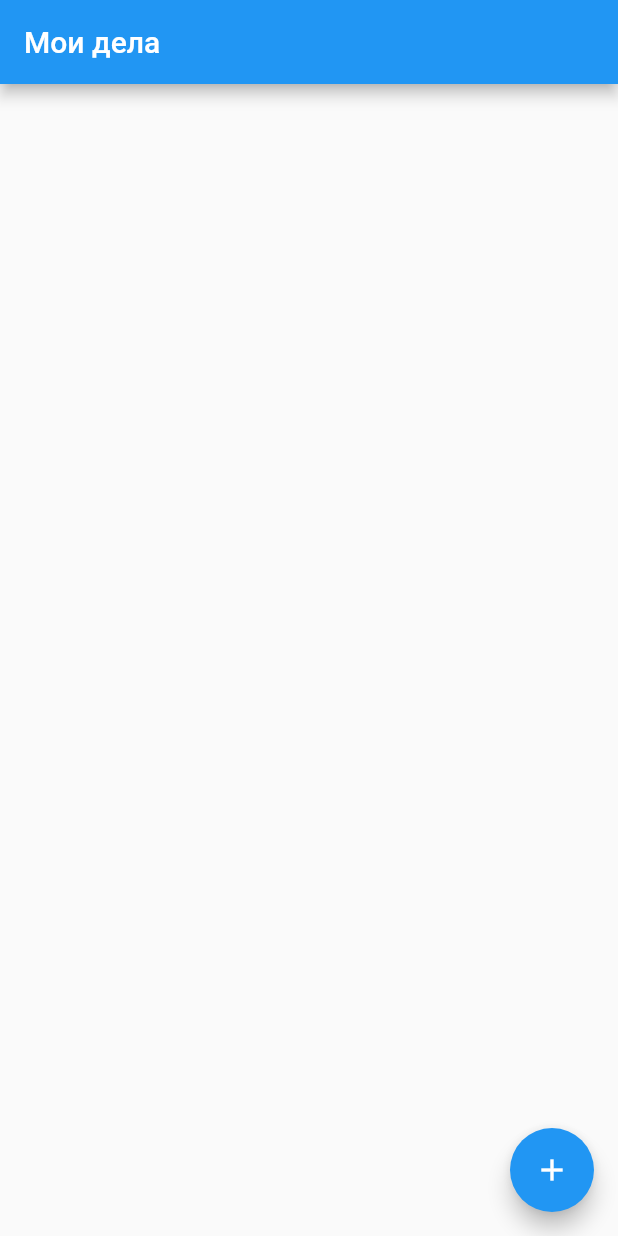
After one commit to maksimn/todolistflutter, a Flutter app: the screen it shows after launch, on a phone screen of 412 x 824 dp. The commit adds this screen. Run offline on Flutter 3.47's test engine with Material 2 defaults, Android fonts, the phone set to English and light mode, and no system bars.

Commit message:
[TDLF-1]: MainTodoList class init.

```diff
--- a/lib/main.dart
+++ b/lib/main.dart
@@ -1,5 +1,5 @@
-import 'package:flutter/foundation.dart';
 import 'package:flutter/material.dart';
+import 'main_todolist/main_todolist_widget.dart';
 
 void main() {
   runApp(const MyApp());
@@ -10,44 +10,14 @@ class MyApp extends StatelessWidget {
 
   @override
   Widget build(BuildContext context) {
+    const title = 'Мои дела';
+
     return MaterialApp(
-      title: 'Мои дела',
+      title: title,
       theme: ThemeData(
         primarySwatch: Colors.blue,
       ),
-      home: const MyHomePage(title: 'Мои дела'),
+      home: const MainTodoListWidget(title: title),
     );
   }
 }
-
-class MyHomePage extends StatefulWidget {
-  const MyHomePage({Key? key, required this.title}) : super(key: key);
-
-  final String title;
-
-  @override
-  State<MyHomePage> createState() => _MyHomePageState();
-}
-
-class _MyHomePageState extends State<MyHomePage> {
-  void _onPlusButtonPressed() {
-    if (kDebugMode) {
-      print('Plus button pressed on main screen');
-    }
-  }
-
-  @override
-  Widget build(BuildContext context) {
-    return Scaffold(
-      appBar: AppBar(
-        title: Text(widget.title),
-      ),
-      body: const Center(),
-      floatingActionButton: FloatingActionButton(
-        onPressed: _onPlusButtonPressed,
-        tooltip: 'Create new Todo',
-        child: const Icon(Icons.add),
-      ),
-    );
-  }
-}
--- /dev/null
+++ b/lib/main_todolist/main_todolist_widget.dart
@@ -0,0 +1,34 @@
+import 'package:flutter/foundation.dart';
+import 'package:flutter/material.dart';
+
+class MainTodoListWidget extends StatefulWidget {
+  const MainTodoListWidget({Key? key, required this.title}) : super(key: key);
+
+  final String title;
+
+  @override
+  State<MainTodoListWidget> createState() => _MainTodoListWidgetState();
+}
+
+class _MainTodoListWidgetState extends State<MainTodoListWidget> {
+  void _onPlusButtonPressed() {
+    if (kDebugMode) {
+      print('Plus button pressed on main screen');
+    }
+  }
+
+  @override
+  Widget build(BuildContext context) {
+    return Scaffold(
+      appBar: AppBar(
+        title: Text(widget.title),
+      ),
+      body: const Center(),
+      floatingActionButton: FloatingActionButton(
+        onPressed: _onPlusButtonPressed,
+        tooltip: 'Create new Todo',
+        child: const Icon(Icons.add),
+      ),
+    );
+  }
+}
```
